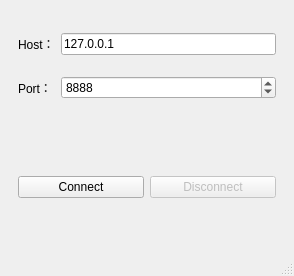
Qt form client/mainwindow.ui (meriwetherfennern52-cloud/QtLink) before a commit.
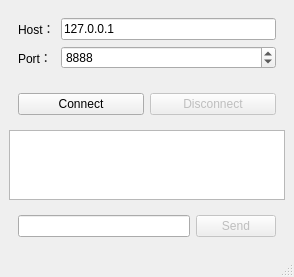
The same form after that commit.

The edit to the form file:
```diff
--- a/client/mainwindow.ui
+++ b/client/mainwindow.ui
@@ -81,6 +81,32 @@
       </layout>
      </widget>
     </item>
+    <item>
+     <widget class="QPlainTextEdit" name="messageDisplay">
+      <property name="readOnly">
+       <bool>true</bool>
+      </property>
+     </widget>
+    </item>
+    <item>
+     <widget class="QWidget" name="widget_3" native="true">
+      <layout class="QHBoxLayout" name="horizontalLayout_2">
+       <item>
+        <widget class="QLineEdit" name="messageLineEdit"/>
+       </item>
+       <item>
+        <widget class="QPushButton" name="sendBtn">
+         <property name="enabled">
+          <bool>false</bool>
+         </property>
+         <property name="text">
+          <string>Send</string>
+         </property>
+        </widget>
+       </item>
+      </layout>
+     </widget>
+    </item>
    </layout>
   </widget>
   <widget class="QMenuBar" name="menubar">
```
